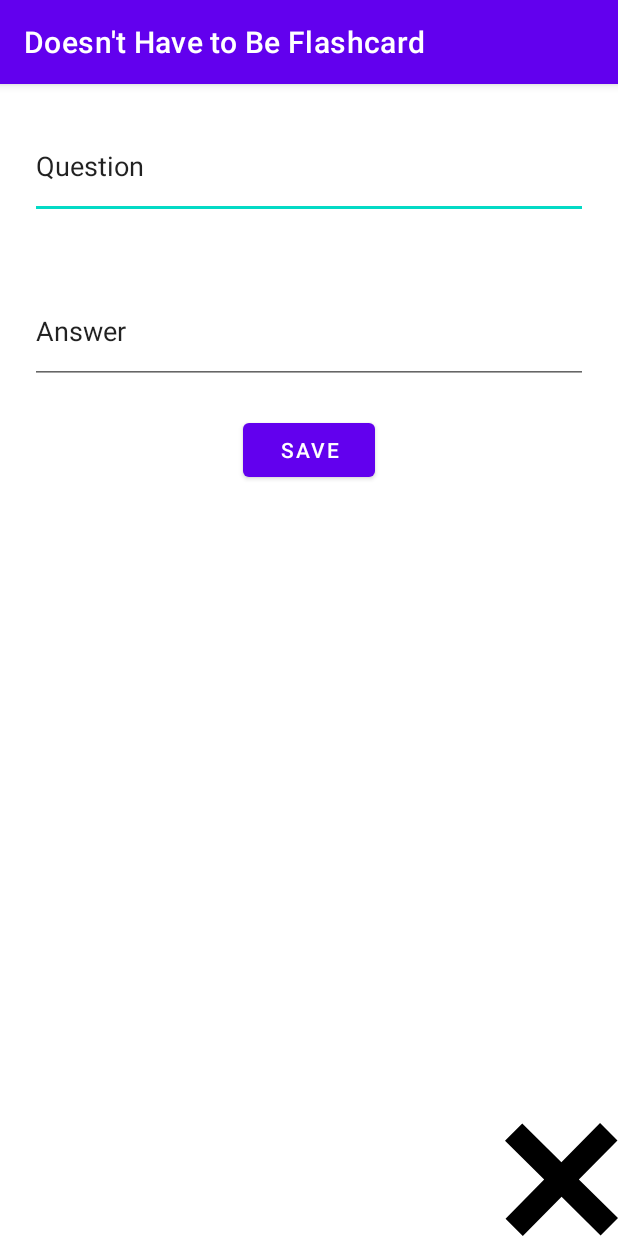
After one commit to cramik/codepath-flashcard, an Android app: the AddCardActivity screen opened directly, with no data from a screen before it, on a phone screen of 412 x 824 dp. The commit adds this screen. Run offline under Robolectric (Android 15) with nearby library versions, the phone set to English and light mode, and no system bars.

Commit message:
Added the "Add Card Screen"

```diff
--- a/DoesntHavetoBeFlashcard/app/src/main/AndroidManifest.xml
+++ b/DoesntHavetoBeFlashcard/app/src/main/AndroidManifest.xml
@@ -9,6 +9,7 @@
         android:roundIcon="@mipmap/ic_launcher_round"
         android:supportsRtl="true"
         android:theme="@style/Theme.DoesntHaveToBeFlashcard">
+        <activity android:name=".AddCardActivity" />
         <activity android:name=".MainActivity">
             <intent-filter>
                 <action android:name="android.intent.action.MAIN" />
--- /dev/null
+++ b/DoesntHavetoBeFlashcard/app/src/main/java/com/derek/doesnthavetobeflashcard/AddCardActivity.java
@@ -0,0 +1,41 @@
+package com.derek.doesnthavetobeflashcard;
+
+import androidx.appcompat.app.AppCompatActivity;
+
+import android.content.Intent;
+import android.os.Bundle;
+import android.view.View;
+import android.widget.EditText;
+
+public class AddCardActivity extends AppCompatActivity {
+
+    @Override
+    protected void onCreate(Bundle savedInstanceState) {
+        super.onCreate(savedInstanceState);
+        setContentView(R.layout.add_card_activity);
+
+
+
+        findViewById(R.id.x).setOnClickListener(new View.OnClickListener() {
+            @Override
+            public void onClick(View v) {
+                Intent intent = new Intent(AddCardActivity.this, MainActivity.class);
+                AddCardActivity.this.startActivity(intent);
+                finish();
+            }
+        });
+
+        findViewById(R.id.save).setOnClickListener(new View.OnClickListener() {
+            @Override
+            public void onClick(View v) {
+                Intent data = new Intent(); // create a new Intent, this is where we will put our data
+                data.putExtra("new_question", ((EditText) findViewById(R.id.editTextQuestion)).getText().toString()); // puts one string into the Intent, with the key as 'string1'
+                data.putExtra("new_answer", ((EditText) findViewById(R.id.editTextAnswer)).getText().toString()); // puts another string into the Intent, with the key as 'string2
+                setResult(RESULT_OK, data); // set result code and bundle data for response
+                finish(); // closes this activity and pass data to the original activity that launched this activity
+
+            }
+        });
+
+    }
+}
--- /dev/null
+++ b/DoesntHavetoBeFlashcard/app/src/main/res/drawable/x.xml
@@ -0,0 +1,9 @@
+<vector xmlns:android="http://schemas.android.com/apk/res/android"
+    android:width="24dp"
+    android:height="24dp"
+    android:viewportWidth="24"
+    android:viewportHeight="24">
+  <path
+      android:fillColor="#FF000000"
+      android:pathData="M24,20.188l-8.315,-8.209 8.2,-8.282 -3.697,-3.697 -8.212,8.318 -8.31,-8.203 -3.666,3.666 8.321,8.24 -8.206,8.313 3.666,3.666 8.237,-8.318 8.285,8.203z"/>
+</vector>
--- /dev/null
+++ b/DoesntHavetoBeFlashcard/app/src/main/res/layout/add_card_activity.xml
@@ -0,0 +1,46 @@
+<?xml version="1.0" encoding="utf-8"?>
+<RelativeLayout xmlns:android="http://schemas.android.com/apk/res/android"
+    xmlns:app="http://schemas.android.com/apk/res-auto"
+    xmlns:tools="http://schemas.android.com/tools"
+    android:layout_width="match_parent"
+    android:layout_height="match_parent"
+    tools:context=".AddCardActivity">
+
+
+    <ImageView
+        android:id="@+id/x"
+        android:layout_width="75dp"
+        android:layout_height="75dp"
+        android:layout_alignParentBottom="true"
+        android:layout_alignParentRight="true"
+        android:src="@drawable/x"
+        />
+
+    <EditText
+        android:id="@+id/editTextQuestion"
+        android:layout_width="match_parent"
+        android:layout_height="70dp"
+        android:layout_margin="20dp"
+        android:inputType="text"
+        android:text="Question" />
+    <EditText
+        android:id="@+id/editTextAnswer"
+        android:layout_width="match_parent"
+        android:layout_height="70dp"
+        android:layout_margin="20dp"
+        android:inputType="text"
+        android:text="Answer"
+        android:layout_below="@id/editTextQuestion"/>
+
+    <Button
+        android:id="@+id/save"
+        android:layout_width="wrap_content"
+        android:layout_height="wrap_content"
+        android:text="Save"
+        android:layout_below="@id/editTextAnswer"
+        android:gravity="center"
+        android:layout_centerHorizontal="true"
+        />
+
+
+</RelativeLayout>
```
Also changed, not shown: DoesntHavetoBeFlashcard/app/src/main/java/com/derek/doesnthavetobeflashcard/MainActivity.java (+20 -0 lines), DoesntHavetoBeFlashcard/app/src/main/res/drawable/button.xml (added, +10 -0 lines), DoesntHavetoBeFlashcard/app/src/main/res/layout/activity_main.xml (+10 -4 lines), 1 other file.
